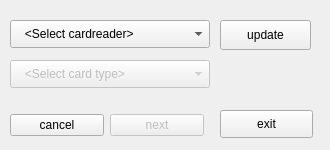
The window that gui/forms/CardConnection.ui (exceptionoff/spmc) describes before a commit, drawn with Qt 5.
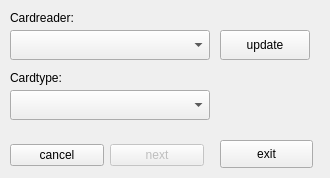
The same window after the commit.

```diff
--- a/gui/forms/CardConnection.ui
+++ b/gui/forms/CardConnection.ui
@@ -7,7 +7,7 @@
     <x>0</x>
     <y>0</y>
     <width>330</width>
-    <height>150</height>
+    <height>178</height>
    </rect>
   </property>
   <property name="windowTitle">
@@ -17,8 +17,8 @@
    <property name="geometry">
     <rect>
      <x>220</x>
-     <y>20</y>
-     <width>91</width>
+     <y>30</y>
+     <width>90</width>
      <height>30</height>
     </rect>
    </property>
@@ -42,58 +42,48 @@
    <property name="geometry">
     <rect>
      <x>10</x>
-     <y>20</y>
+     <y>30</y>
      <width>200</width>
-     <height>28</height>
+     <height>30</height>
     </rect>
    </property>
    <property name="statusTip">
     <string/>
    </property>
    <property name="currentText">
-    <string>   &lt;Select cardreader&gt;</string>
+    <string/>
    </property>
    <property name="duplicatesEnabled">
     <bool>false</bool>
    </property>
-   <item>
-    <property name="text">
-     <string>   &lt;Select cardreader&gt;</string>
-    </property>
-   </item>
   </widget>
   <widget class="QComboBox" name="cardTypesList">
    <property name="enabled">
-    <bool>false</bool>
+    <bool>true</bool>
    </property>
    <property name="geometry">
     <rect>
      <x>10</x>
-     <y>60</y>
+     <y>90</y>
      <width>200</width>
-     <height>28</height>
+     <height>30</height>
     </rect>
    </property>
    <property name="statusTip">
     <string/>
    </property>
    <property name="currentText">
-    <string>   &lt;Select card type&gt;</string>
+    <string/>
    </property>
    <property name="duplicatesEnabled">
     <bool>false</bool>
    </property>
-   <item>
-    <property name="text">
-     <string>   &lt;Select card type&gt;</string>
-    </property>
-   </item>
   </widget>
   <widget class="QWidget" name="horizontalLayoutWidget">
    <property name="geometry">
     <rect>
      <x>10</x>
-     <y>110</y>
+     <y>140</y>
      <width>194</width>
      <height>31</height>
     </rect>
@@ -131,7 +121,7 @@
    <property name="geometry">
     <rect>
      <x>220</x>
-     <y>110</y>
+     <y>140</y>
      <width>93</width>
      <height>28</height>
     </rect>
@@ -140,6 +130,32 @@
     <string>exit</string>
    </property>
   </widget>
+  <widget class="QLabel" name="label">
+   <property name="geometry">
+    <rect>
+     <x>10</x>
+     <y>10</y>
+     <width>90</width>
+     <height>15</height>
+    </rect>
+   </property>
+   <property name="text">
+    <string>Cardreader:</string>
+   </property>
+  </widget>
+  <widget class="QLabel" name="label_2">
+   <property name="geometry">
+    <rect>
+     <x>10</x>
+     <y>70</y>
+     <width>55</width>
+     <height>15</height>
+    </rect>
+   </property>
+   <property name="text">
+    <string>Cardtype:</string>
+   </property>
+  </widget>
  </widget>
  <resources/>
  <connections>
```
